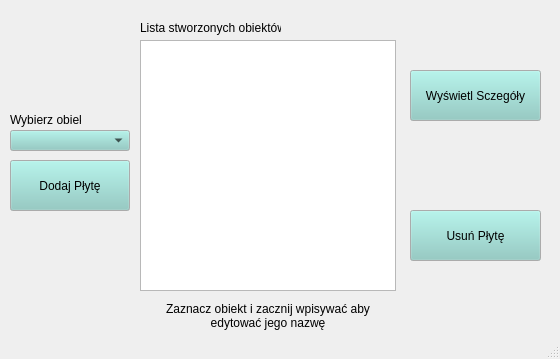
Qt form QtPlytaGLowna/QtOknoGlowne.ui (Rolfrider/QtPlytaGLowna) before a commit.
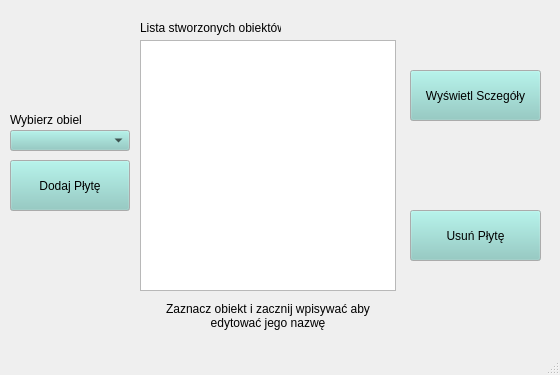
The same form after that commit.

The edit to the form file:
```diff
--- a/QtPlytaGLowna/QtOknoGlowne.ui
+++ b/QtPlytaGLowna/QtOknoGlowne.ui
@@ -7,7 +7,7 @@
     <x>0</x>
     <y>0</y>
     <width>560</width>
-    <height>359</height>
+    <height>375</height>
    </rect>
   </property>
   <property name="windowTitle">
```
Left out of the diff: 3 changed lines with no effect on the pictures.
